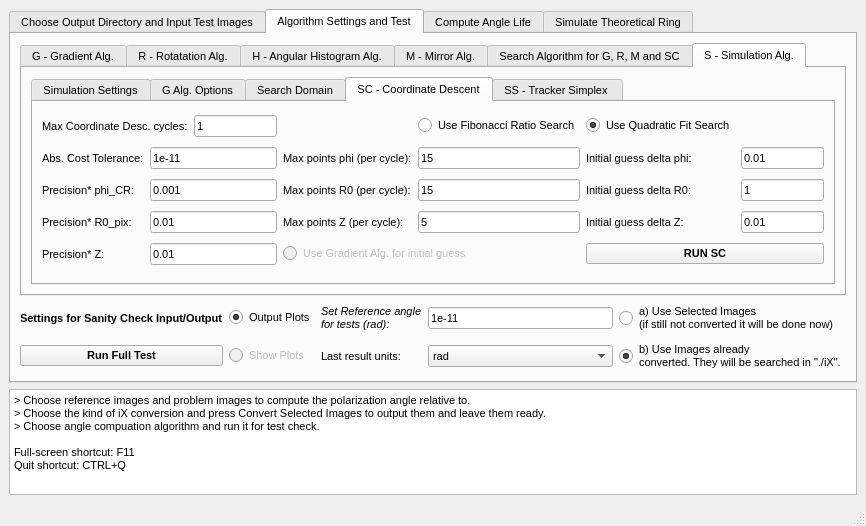
Before: the Qt Designer form GUI/Design.ui in Oiangu9/Conical_Refraction_Polarimeter, drawn with Qt 5.
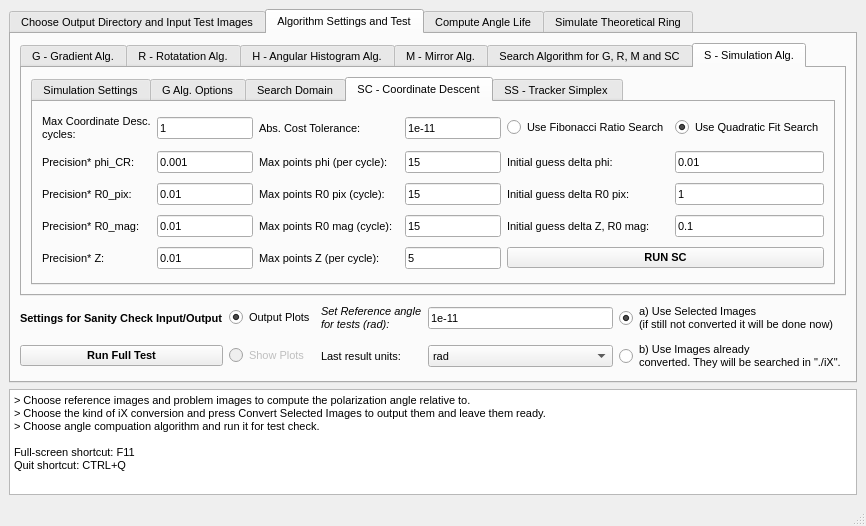
After: the same form once the commit is applied. The open tabs and pages were chosen to show the change.

Commit message: Added another coordinate to the coordinate descent simulation optimizer!

What changed in the file:
```diff
--- a/GUI/Design.ui
+++ b/GUI/Design.ui
@@ -1718,27 +1718,42 @@
                 <string>SC - Coordinate Descent</string>
                </attribute>
                <layout class="QGridLayout" name="gridLayout_20">
-                <item row="0" column="0" colspan="2">
-                 <widget class="QLabel" name="label_7">
+                <item row="0" column="6">
+                 <widget class="QRadioButton" name="fibonacci_SC">
                   <property name="text">
-                   <string>Max Coordinate Desc. cycles:</string>
+                   <string>Use Fibonacci Ratio Search</string>
                   </property>
                  </widget>
                 </item>
-                <item row="1" column="0">
+                <item row="2" column="0">
+                 <widget class="QLabel" name="label_78">
+                  <property name="text">
+                   <string>Precision* R0_pix:</string>
+                  </property>
+                 </widget>
+                </item>
+                <item row="0" column="3">
                  <widget class="QLabel" name="label_76">
                   <property name="text">
                    <string>Abs. Cost Tolerance:</string>
                   </property>
                  </widget>
                 </item>
-                <item row="1" column="1" colspan="2">
+                <item row="0" column="5">
                  <widget class="QLineEdit" name="abs_cost_tol_SC">
                   <property name="text">
                    <string>1e-11</string>
                   </property>
                  </widget>
                 </item>
+                <item row="0" column="0" colspan="2">
+                 <widget class="QLabel" name="label_7">
+                  <property name="text">
+                   <string>Max Coordinate Desc. 
+cycles:</string>
+                  </property>
+                 </widget>
+                </item>
                 <item row="1" column="3" colspan="2">
                  <widget class="QLabel" name="label_80">
                   <property name="text">
@@ -1767,24 +1782,10 @@
                   </property>
                  </widget>
                 </item>
-                <item row="2" column="0">
-                 <widget class="QLabel" name="label_77">
-                  <property name="text">
-                   <string>Precision* phi_CR:</string>
-                  </property>
-                 </widget>
-                </item>
-                <item row="2" column="1" colspan="2">
-                 <widget class="QLineEdit" name="prec_phi_SC">
-                  <property name="text">
-                   <string>0.001</string>
-                  </property>
-                 </widget>
-                </item>
                 <item row="2" column="3" colspan="2">
                  <widget class="QLabel" name="label_81">
                   <property name="text">
-                   <string>Max points R0 (per cycle):</string>
+                   <string>Max points R0 pix (cycle):</string>
                   </property>
                  </widget>
                 </item>
@@ -1798,7 +1799,7 @@
                 <item row="2" column="6">
                  <widget class="QLabel" name="label_87">
                   <property name="text">
-                   <string>Initial guess delta R0:</string>
+                   <string>Initial guess delta R0 pix:</string>
                   </property>
                  </widget>
                 </item>
@@ -1809,45 +1810,17 @@
                   </property>
                  </widget>
                 </item>
-                <item row="3" column="0">
-                 <widget class="QLabel" name="label_78">
-                  <property name="text">
-                   <string>Precision* R0_pix:</string>
-                  </property>
-                 </widget>
-                </item>
-                <item row="3" column="1" colspan="2">
-                 <widget class="QLineEdit" name="prec_R0_SC">
-                  <property name="text">
-                   <string>0.01</string>
-                  </property>
-                 </widget>
-                </item>
-                <item row="3" column="3" colspan="2">
-                 <widget class="QLabel" name="label_82">
-                  <property name="text">
-                   <string>Max points Z (per cycle):</string>
-                  </property>
-                 </widget>
-                </item>
-                <item row="3" column="5">
-                 <widget class="QLineEdit" name="max_pt_Z_SC">
-                  <property name="text">
-                   <string>5</string>
-                  </property>
-                 </widget>
-                </item>
                 <item row="3" column="6">
                  <widget class="QLabel" name="label_88">
                   <property name="text">
-                   <string>Initial guess delta Z:</string>
+                   <string>Initial guess delta Z, R0 mag:</string>
                   </property>
                  </widget>
                 </item>
                 <item row="3" column="7">
                  <widget class="QLineEdit" name="initial_guess_delta_Z_SC">
                   <property name="text">
-                   <string>0.01</string>
+                   <string>0.1</string>
                   </property>
                  </widget>
                 </item>
@@ -1858,36 +1831,6 @@
                   </property>
                  </widget>
                 </item>
-                <item row="4" column="1" colspan="2">
-                 <widget class="QLineEdit" name="prec_Z_SC">
-                  <property name="text">
-                   <string>0.01</string>
-                  </property>
-                 </widget>
-                </item>
-                <item row="0" column="5">
-                 <widget class="QRadioButton" name="fibonacci_SC">
-                  <property name="text">
-                   <string>Use Fibonacci Ratio Search</string>
-                  </property>
-                  <attribute name="buttonGroup">
-                   <string notr="true">buttonGroup_18</string>
-                  </attribute>
-                 </widget>
-                </item>
-                <item row="0" column="6">
-                 <widget class="QRadioButton" name="quadratic_SC">
-                  <property name="text">
-                   <string>Use Quadratic Fit Search</string>
-                  </property>
-                  <property name="checked">
-                   <bool>true</bool>
-                  </property>
-                  <attribute name="buttonGroup">
-                   <string notr="true">buttonGroup_18</string>
-                  </attribute>
-                 </widget>
-                </item>
                 <item row="4" column="6" colspan="2">
                  <widget class="QPushButton" name="run_SC">
                   <property name="font">
@@ -1908,16 +1851,86 @@
                   </property>
                  </widget>
                 </item>
-                <item row="4" column="3" colspan="3">
-                 <widget class="QRadioButton" name="radioButton_3">
-                  <property name="enabled">
-                   <bool>false</bool>
-                  </property>
+                <item row="0" column="7">
+                 <widget class="QRadioButton" name="quadratic_SC">
                   <property name="text">
-                   <string>Use Gradient Alg. for initial guess</string>
+                   <string>Use Quadratic Fit Search</string>
                   </property>
                   <property name="checked">
-                   <bool>false</bool>
+                   <bool>true</bool>
+                  </property>
+                  <attribute name="buttonGroup">
+                   <string notr="true">buttonGroup_18</string>
+                  </attribute>
+                 </widget>
+                </item>
+                <item row="3" column="2">
+                 <widget class="QLineEdit" name="prec_R0_mag_SC">
+                  <property name="text">
+                   <string>0.01</string>
+                  </property>
+                 </widget>
+                </item>
+                <item row="4" column="2">
+                 <widget class="QLineEdit" name="prec_Z_SC">
+                  <property name="text">
+                   <string>0.01</string>
+                  </property>
+                 </widget>
+                </item>
+                <item row="1" column="2">
+                 <widget class="QLineEdit" name="prec_phi_SC">
+                  <property name="text">
+                   <string>0.001</string>
+                  </property>
+                 </widget>
+                </item>
+                <item row="3" column="0">
+                 <widget class="QLabel" name="label_111">
+                  <property name="text">
+                   <string>Precision* R0_mag:</string>
+                  </property>
+                 </widget>
+                </item>
+                <item row="2" column="2">
+                 <widget class="QLineEdit" name="prec_R0_SC">
+                  <property name="text">
+                   <string>0.01</string>
+                  </property>
+                 </widget>
+                </item>
+                <item row="1" column="0">
+                 <widget class="QLabel" name="label_77">
+                  <property name="text">
+                   <string>Precision* phi_CR:</string>
+                  </property>
+                 </widget>
+                </item>
+                <item row="4" column="3">
+                 <widget class="QLabel" name="label_82">
+                  <property name="text">
+                   <string>Max points Z (per cycle):</string>
+                  </property>
+                 </widget>
+                </item>
+                <item row="4" column="5">
+                 <widget class="QLineEdit" name="max_pt_Z_SC">
+                  <property name="text">
+                   <string>5</string>
+                  </property>
+                 </widget>
+                </item>
+                <item row="3" column="3">
+                 <widget class="QLabel" name="label_112">
+                  <property name="text">
+                   <string>Max points R0 mag (cycle):</string>
+                  </property>
+                 </widget>
+                </item>
+                <item row="3" column="5">
+                 <widget class="QLineEdit" name="max_pt_R0_mag_SC">
+                  <property name="text">
+                   <string>15</string>
                   </property>
                  </widget>
                 </item>
@@ -1997,7 +2010,7 @@
 converted. They will be searched in &quot;./iX&quot;.</string>
           </property>
           <property name="checked">
-           <bool>true</bool>
+           <bool>false</bool>
           </property>
           <attribute name="buttonGroup">
            <string notr="true">buttonGroup_10</string>
@@ -2031,7 +2044,7 @@
 (if still not converted it will be done now)</string>
           </property>
           <property name="checked">
-           <bool>false</bool>
+           <bool>true</bool>
           </property>
           <attribute name="buttonGroup">
            <string notr="true">buttonGroup_10</string>
```
Left out of the diff: 168 changed lines with no effect on the pictures. The commit also changes 5 other files.
